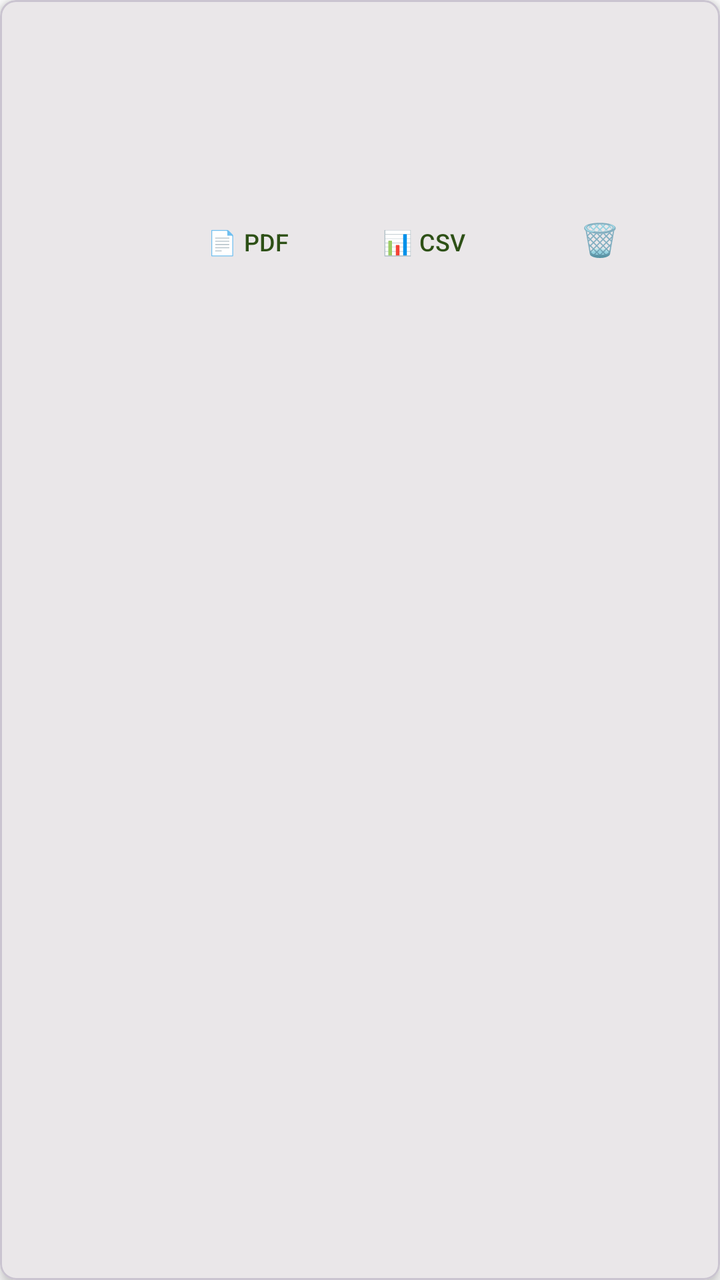
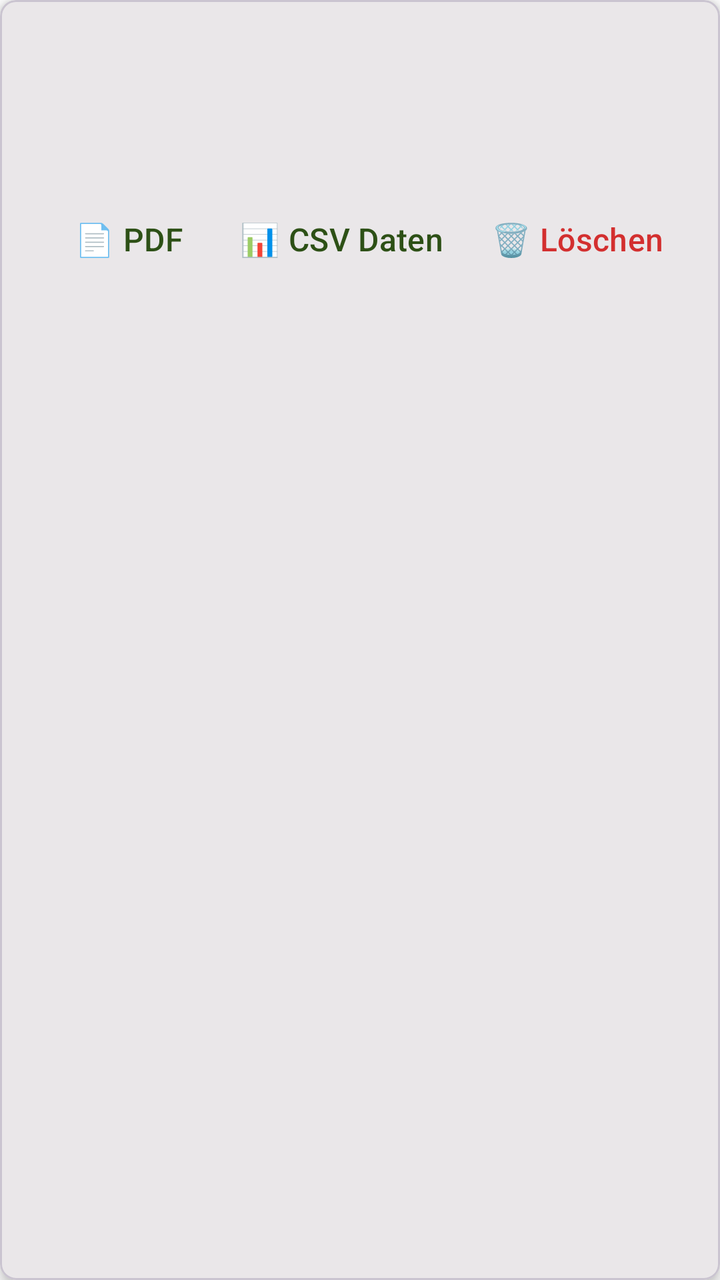

An Android layout rendered at two revisions. The XML below is the earlier revision; the diff shows what the commit changed to produce the second picture.
<!-- AndroidManifest.xml: application theme Theme.HundeWildnis -->
<!-- res/layout/item_dog_card.xml -->
<?xml version="1.0" encoding="utf-8"?>
<com.google.android.material.card.MaterialCardView
    xmlns:android="http://schemas.android.com/apk/res/android"
    xmlns:app="http://schemas.android.com/apk/res-auto"
    android:id="@+id/root"
    android:layout_width="match_parent"
    android:layout_height="wrap_content"
    android:layout_margin="8dp"
    app:cardElevation="4dp"
    app:cardCornerRadius="8dp">

    <LinearLayout
        android:layout_width="match_parent"
        android:layout_height="wrap_content"
        android:orientation="vertical"
        android:padding="16dp">

        
        <LinearLayout
            android:id="@+id/layoutDogInfo"
            android:layout_width="match_parent"
            android:layout_height="wrap_content"
            android:orientation="horizontal"
            android:background="?attr/selectableItemBackground"
            android:clickable="true"
            android:focusable="true"
            android:gravity="center_vertical">

            <ImageView
                android:id="@+id/ivDogPhoto"
                android:layout_width="64dp"
                android:layout_height="64dp"
                android:scaleType="centerCrop"
                android:contentDescription="Hundefoto" />

            <LinearLayout
                android:layout_width="0dp"
                android:layout_height="wrap_content"
                android:layout_weight="1"
                android:layout_marginStart="12dp"
                android:orientation="vertical">

                <TextView
                    android:id="@+id/tvDogName"
                    android:layout_width="wrap_content"
                    android:layout_height="wrap_content"
                    android:textSize="18sp"
                    android:textStyle="bold" />

                <TextView
                    android:id="@+id/tvDogBreed"
                    android:layout_width="wrap_content"
                    android:layout_height="wrap_content"
                    android:textSize="14sp" />

                <TextView
                    android:id="@+id/tvDogInfo"
                    android:layout_width="wrap_content"
                    android:layout_height="wrap_content"
                    android:layout_marginTop="8dp"
                    android:textSize="12sp" />

            </LinearLayout>

        </LinearLayout>

        
        <LinearLayout
            android:layout_width="match_parent"
            android:layout_height="wrap_content"
            android:layout_marginTop="12dp"
            android:orientation="horizontal"
            android:gravity="end">

            <com.google.android.material.button.MaterialButton
                android:id="@+id/btnExportPdf"
                style="@style/Widget.Material3.Button.TextButton"
                android:layout_width="wrap_content"
                android:layout_height="wrap_content"
                android:text="📄 PDF"
                android:textSize="12sp" />

            <com.google.android.material.button.MaterialButton
                android:id="@+id/btnExportCsv"
                style="@style/Widget.Material3.Button.TextButton"
                android:layout_width="wrap_content"
                android:layout_height="wrap_content"
                android:text="📊 CSV"
                android:textSize="12sp" />

            <com.google.android.material.button.MaterialButton
                android:id="@+id/btnDeleteTrainingData"
                style="@style/Widget.Material3.Button.TextButton"
                android:layout_width="wrap_content"
                android:layout_height="wrap_content"
                android:text="🗑️"
                android:textSize="16sp"
                android:textColor="#d32f2f" />

        </LinearLayout>

    </LinearLayout>

</com.google.android.material.card.MaterialCardView>
<!-- resources referenced by this layout -->
<resources>
  <style name="Theme.HundeWildnis" parent="Base.Theme.HundeWildnis" />
  <style name="Base.Theme.HundeWildnis" parent="Theme.Material3.Light.NoActionBar">
          <item name="colorPrimary">#2d5016</item>
          <item name="colorPrimaryVariant">#1a3009</item>
          <item name="colorOnPrimary">#FFFFFF</item>
          <item name="colorSecondary">#6b8e4e</item>
          <item name="colorSecondaryVariant">#4a6135</item>
          <item name="colorOnSecondary">#000000</item>
          <item name="android:statusBarColor">?attr/colorPrimaryVariant</item>
  
          <item name="android:navigationBarColor">@android:color/transparent</item>
          <item name="android:windowLightStatusBar">true</item>
          <item name="android:windowLightNavigationBar">true</item>
          <item name="android:enforceNavigationBarContrast" tools:targetApi="q">false</item>
          <item name="android:enforceStatusBarContrast" tools:targetApi="q">false</item>
  
          
          <item name="colorAccent">#2d5016</item>
          <item name="android:textColorPrimary">#000000</item>
  
          
          <item name="materialAlertDialogTheme">@style/AlertDialogTheme</item>
  
          
          <item name="actionMenuTextColor">#FFFFFF</item>
  
          
          <item name="android:windowBackground">#FFFFFF</item>
          <item name="android:colorBackground">#FFFFFF</item>
      </style>
  <style name="AlertDialogTheme" parent="ThemeOverlay.Material3.MaterialAlertDialog">
          
          <item name="colorSurface">#FFFFFF</item>
  
          
          <item name="colorOnSurface">#000000</item>
          <item name="android:textColorPrimary">#000000</item>
  
          
          <item name="buttonBarPositiveButtonStyle">@style/DialogButtonStyle.Light</item>
          <item name="buttonBarNegativeButtonStyle">@style/DialogButtonStyle.Light</item>
          <item name="buttonBarNeutralButtonStyle">@style/DialogButtonStyle.Light</item>
      </style>
  <style name="DialogButtonStyle.Light" parent="Widget.Material3.Button.TextButton.Dialog">
          
          <item name="android:textColor">#2d5016</item>
  
          
          <item name="backgroundTint">@android:color/transparent</item>
  
          
          <item name="rippleColor">#332d5016</item>
      </style>
</resources>

<!-- the commit's change to res/layout/item_dog_card.xml (unified diff, before → after) -->
@@ -78,22 +78,22 @@
                 android:layout_width="wrap_content"
                 android:layout_height="wrap_content"
                 android:text="📄 PDF"
-                android:textSize="12sp" />
+                android:textSize="16sp" />
 
             <com.google.android.material.button.MaterialButton
                 android:id="@+id/btnExportCsv"
                 style="@style/Widget.Material3.Button.TextButton"
                 android:layout_width="wrap_content"
                 android:layout_height="wrap_content"
-                android:text="📊 CSV"
-                android:textSize="12sp" />
+                android:text="📊 CSV Daten"
+                android:textSize="16sp" />
 
             <com.google.android.material.button.MaterialButton
                 android:id="@+id/btnDeleteTrainingData"
                 style="@style/Widget.Material3.Button.TextButton"
                 android:layout_width="wrap_content"
                 android:layout_height="wrap_content"
-                android:text="🗑️"
+                android:text="🗑️ Löschen"
                 android:textSize="16sp"
                 android:textColor="#d32f2f" />
 
